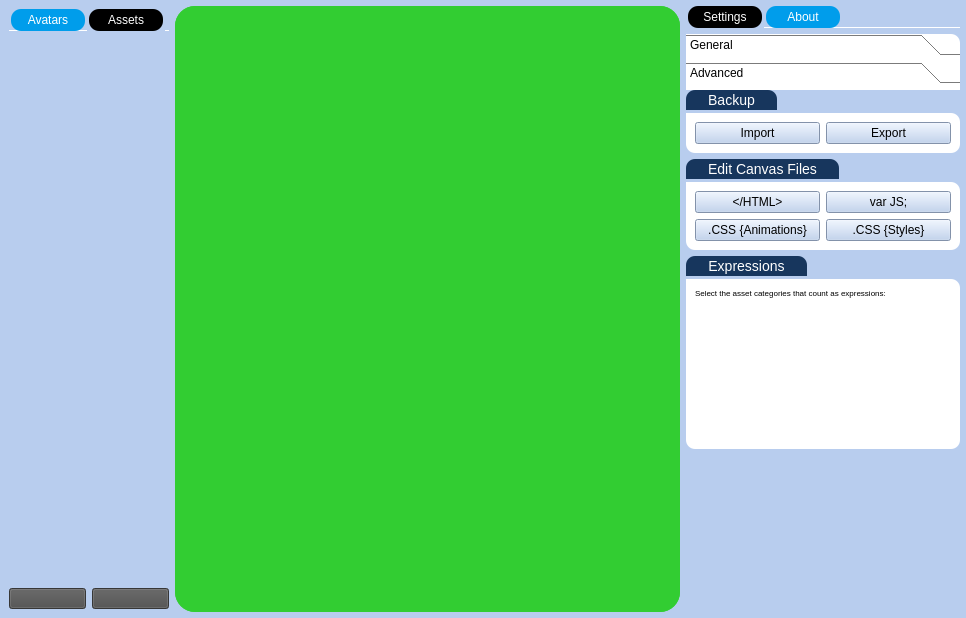
Above: UI/main.ui from Gemmstone/PyNGtuber before the change. Below: the same form after it.
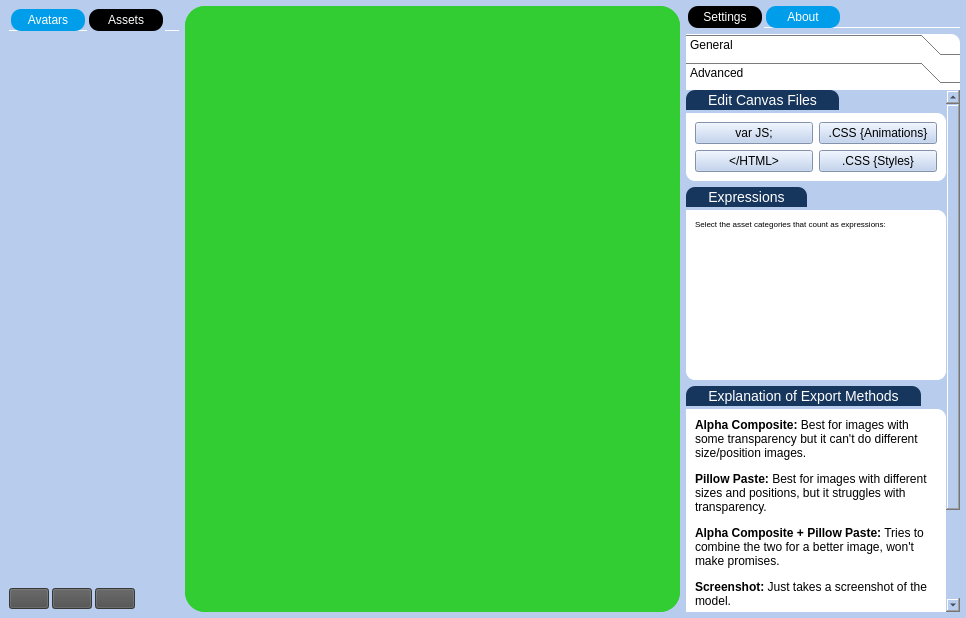
That is the form after the change. The open tabs and pages were chosen to show the change. Icons and pictures are not drawn.

What changed in the file:
```diff
--- a/UI/main.ui
+++ b/UI/main.ui
@@ -681,6 +681,9 @@
               </item>
               <item>
                <layout class="QHBoxLayout" name="horizontalLayout_13">
+                <property name="spacing">
+                 <number>3</number>
+                </property>
                 <property name="topMargin">
                  <number>0</number>
                 </property>
@@ -702,7 +705,7 @@
                    <cursorShape>PointingHandCursor</cursorShape>
                   </property>
                   <property name="toolTip">
-                   <string>Will ask you for file path</string>
+                   <string>Open Assets Folder</string>
                   </property>
                   <property name="statusTip">
                    <string/>
@@ -711,7 +714,12 @@
                    <string/>
                   </property>
                   <property name="styleSheet">
-                   <string notr="true">background-color: rgb(77, 77, 77);</string>
+                   <string notr="true">*{
+background-color: rgb(77, 77, 77);
+}
+* QToolTip {
+	background-color: pink;
+}</string>
                   </property>
                   <property name="text">
                    <string/>
@@ -746,7 +754,7 @@
                    <cursorShape>PointingHandCursor</cursorShape>
                   </property>
                   <property name="toolTip">
-                   <string>Will ask you for file path</string>
+                   <string>Create new asset category</string>
                   </property>
                   <property name="statusTip">
                    <string/>
@@ -755,7 +763,12 @@
                    <string/>
                   </property>
                   <property name="styleSheet">
-                   <string notr="true">background-color: rgb(77, 77, 77);</string>
+                   <string notr="true">*{
+background-color: rgb(77, 77, 77);
+}
+* QToolTip {
+	background-color: pink;
+}</string>
                   </property>
                   <property name="text">
                    <string/>
@@ -772,6 +785,68 @@
                   </property>
                  </widget>
                 </item>
+                <item>
+                 <widget class="QPushButton" name="createCategory_2">
+                  <property name="sizePolicy">
+                   <sizepolicy hsizetype="Preferred" vsizetype="Fixed">
+                    <horstretch>0</horstretch>
+                    <verstretch>0</verstretch>
+                   </sizepolicy>
+                  </property>
+                  <property name="maximumSize">
+                   <size>
+                    <width>16777215</width>
+                    <height>21</height>
+                   </size>
+                  </property>
+                  <property name="cursor">
+                   <cursorShape>PointingHandCursor</cursorShape>
+                  </property>
+                  <property name="toolTip">
+                   <string>Deselect all assets</string>
+                  </property>
+                  <property name="statusTip">
+                   <string/>
+                  </property>
+                  <property name="whatsThis">
+                   <string/>
+                  </property>
+                  <property name="styleSheet">
+                   <string notr="true">*{
+background-color: rgb(77, 77, 77);
+}
+* QToolTip {
+	background-color: pink;
+}</string>
+                  </property>
+                  <property name="text">
+                   <string/>
+                  </property>
+                  <property name="icon">
+                   <iconset>
+                    <normaloff>../Icons/close-mobile-ui-svgrepo-com.svg</normaloff>../Icons/close-mobile-ui-svgrepo-com.svg</iconset>
+                  </property>
+                  <property name="iconSize">
+                   <size>
+                    <width>25</width>
+                    <height>20</height>
+                   </size>
+                  </property>
+                 </widget>
+                </item>
+                <item>
+                 <spacer name="horizontalSpacer">
+                  <property name="orientation">
+                   <enum>Qt::Horizontal</enum>
+                  </property>
+                  <property name="sizeHint" stdset="0">
+                   <size>
+                    <width>40</width>
+                    <height>20</height>
+                   </size>
+                  </property>
+                 </spacer>
+                </item>
                </layout>
               </item>
              </layout>
@@ -1328,7 +1403,7 @@
                            <x>0</x>
                            <y>0</y>
                            <width>274</width>
-                           <height>523</height>
+                           <height>503</height>
                           </rect>
                          </property>
                          <layout class="QVBoxLayout" name="verticalLayout_20">
@@ -1614,89 +1689,12 @@
                                   </property>
                                  </widget>
                                 </item>
-                                <item row="1" column="0" colspan="2">
-                                 <widget class="QLabel" name="label_5">
-                                  <property name="sizePolicy">
-                                   <sizepolicy hsizetype="Preferred" vsizetype="Preferred">
-                                    <horstretch>0</horstretch>
-                                    <verstretch>0</verstretch>
-                                   </sizepolicy>
-                                  </property>
-                                  <property name="toolTip">
-                                   <string>Alpha Composite: Best for images with some transparency but it can't do different size images.
-Pillow Paste: Best for images with different sizes and positions, but it struggles with transparency.
-Alpha Composite + Pillow Paste: Tries to combine the two for a better image, won't make promises.
-Screenshot: Just takes a screenshot of the model.
-Screenshot + Chroma Key: Just takes a screenshot of the model and tries to remove the background.</string>
-                                  </property>
-                                  <property name="whatsThis">
-                                   <string>&lt;html&gt;&lt;head/&gt;&lt;body&gt;&lt;p&gt;&lt;span style=&quot; font-weight:600;&quot;&gt;Alpha Composite:&lt;/span&gt; Best for images with some transparency but it can't do different size images.&lt;/p&gt;&lt;p&gt;&lt;span style=&quot; font-weight:600;&quot;&gt;Pillow Paste:&lt;/span&gt; Best for images with different sizes and positions, but it struggles with transparency.&lt;/p&gt;&lt;p&gt;&lt;span style=&quot; font-weight:600;&quot;&gt;Alpha Composite + Pillow Paste:&lt;/span&gt; Tries to combine the two for a better image, won't make promises.&lt;/p&gt;&lt;p&gt;&lt;span style=&quot; font-weight:600;&quot;&gt;Screenshot:&lt;/span&gt; Just takes a screenshot of the model.&lt;/p&gt;&lt;p&gt;&lt;span style=&quot; font-weight:600;&quot;&gt;Screenshot + Chroma Key:&lt;/span&gt; Just takes a screenshot of the model and tries to remove the background.&lt;/p&gt;&lt;/body&gt;&lt;/html&gt;</string>
-                                  </property>
-                                  <property name="styleSheet">
-                                   <string notr="true">font-size: 12px</string>
-                                  </property>
-                                  <property name="text">
-                                   <string>&lt;html&gt;&lt;head/&gt;&lt;body&gt;&lt;p&gt;&lt;span style=&quot; font-weight:600;&quot;&gt;Alpha Composite:&lt;/span&gt; Best for images with some transparency but it can't do different size images.&lt;/p&gt;&lt;p&gt;&lt;span style=&quot; font-weight:600;&quot;&gt;Pillow Paste:&lt;/span&gt; Best for images with different sizes and positions, but it struggles with transparency.&lt;/p&gt;&lt;p&gt;&lt;span style=&quot; font-weight:600;&quot;&gt;Alpha Composite + Pillow Paste:&lt;/span&gt; Tries to combine the two for a better image, won't make promises.&lt;/p&gt;&lt;p&gt;&lt;span style=&quot; font-weight:600;&quot;&gt;Screenshot:&lt;/span&gt; Just takes a screenshot of the model.&lt;/p&gt;&lt;p&gt;&lt;span style=&quot; font-weight:600;&quot;&gt;Screenshot + Chroma Key:&lt;/span&gt; Just takes a screenshot of the model and tries to remove the background.&lt;/p&gt;&lt;/body&gt;&lt;/html&gt;</string>
-                                  </property>
-                                  <property name="wordWrap">
-                                   <bool>true</bool>
-                                  </property>
-                                 </widget>
-                                </item>
                                </layout>
                               </widget>
                              </item>
                             </layout>
                            </widget>
                           </item>
-                          <item>
-                           <spacer name="verticalSpacer">
-                            <property name="orientation">
-                             <enum>Qt::Vertical</enum>
-                            </property>
-                            <property name="sizeHint" stdset="0">
-                             <size>
-                              <width>20</width>
-                              <height>40</height>
-                             </size>
-                            </property>
-                           </spacer>
-                          </item>
-                         </layout>
-                        </widget>
-                       </widget>
-                      </item>
-                     </layout>
-                    </widget>
-                    <widget class="QWidget" name="toolBox_3Page2">
-                     <property name="geometry">
-                      <rect>
-                       <x>0</x>
-                       <y>0</y>
-                       <width>274</width>
-                       <height>503</height>
-                      </rect>
-                     </property>
-                     <attribute name="icon">
-                      <iconset>
-                       <normaloff>../Icons/mobile-setting-ui-svgrepo-com.svg</normaloff>../Icons/mobile-setting-ui-svgrepo-com.svg</iconset>
-                     </attribute>
-                     <attribute name="label">
-                      <string>Advanced</string>
-                     </attribute>
-                     <layout class="QVBoxLayout" name="verticalLayout_28">
-                      <property name="leftMargin">
-                       <number>0</number>
-                      </property>
-                      <property name="topMargin">
-                       <number>0</number>
-                      </property>
-                      <property name="rightMargin">
-                       <number>0</number>
-                      </property>
-                      <property name="bottomMargin">
-                       <number>0</number>
-                      </property>
                       <item>
                        <widget class="QGroupBox" name="groupBox_14">
                         <property name="styleSheet">
@@ -1818,6 +1816,54 @@
                        </widget>
                       </item>
                       <item>
+                           <spacer name="verticalSpacer">
+                            <property name="orientation">
+                             <enum>Qt::Vertical</enum>
+                            </property>
+                            <property name="sizeHint" stdset="0">
+                             <size>
+                              <width>20</width>
+                              <height>40</height>
+                             </size>
+                            </property>
+                           </spacer>
+                          </item>
+                         </layout>
+                        </widget>
+                       </widget>
+                      </item>
+                     </layout>
+                    </widget>
+                    <widget class="QWidget" name="toolBox_3Page2">
+                     <property name="geometry">
+                      <rect>
+                       <x>0</x>
+                       <y>0</y>
+                       <width>274</width>
+                       <height>503</height>
+                      </rect>
+                     </property>
+                     <attribute name="icon">
+                      <iconset>
+                       <normaloff>../Icons/mobile-setting-ui-svgrepo-com.svg</normaloff>../Icons/mobile-setting-ui-svgrepo-com.svg</iconset>
+                     </attribute>
+                     <attribute name="label">
+                      <string>Advanced</string>
+                     </attribute>
+                     <layout class="QVBoxLayout" name="verticalLayout_28">
+                      <property name="leftMargin">
+                       <number>0</number>
+                      </property>
+                      <property name="topMargin">
+                       <number>0</number>
+                      </property>
+                      <property name="rightMargin">
+                       <number>0</number>
+                      </property>
+                      <property name="bottomMargin">
+                       <number>0</number>
+                      </property>
+                      <item>
                        <widget class="QScrollArea" name="scrollArea_7">
                         <property name="styleSheet">
                          <string notr="true">QGroupBox {
@@ -1873,8 +1919,8 @@
                           <rect>
                            <x>0</x>
                            <y>0</y>
-                           <width>274</width>
-                           <height>421</height>
+                           <width>253</width>
+                           <height>676</height>
                           </rect>
                          </property>
                          <layout class="QVBoxLayout" name="verticalLayout_34">
@@ -1944,7 +1990,7 @@
                                 <enum>QFrame::Raised</enum>
                                </property>
                                <layout class="QGridLayout" name="gridLayout_2">
-                                <item row="0" column="0">
+                                <item row="1" column="0">
                                  <widget class="QPushButton" name="pushButton_6">
                                   <property name="sizePolicy">
                                    <sizepolicy hsizetype="Preferred" vsizetype="Fixed">
@@ -1964,9 +2010,18 @@
                                     <height>16</height>
                                    </size>
                                   </property>
+                                  <property name="checkable">
+                                   <bool>true</bool>
+                                  </property>
+                                  <property name="checked">
+                                   <bool>false</bool>
+                                  </property>
+                                  <property name="autoExclusive">
+                                   <bool>false</bool>
+                                  </property>
                                  </widget>
                                 </item>
-                                <item row="0" column="1">
+                                <item row="0" column="0">
                                  <widget class="QPushButton" name="pushButton_7">
                                   <property name="sizePolicy">
                                    <sizepolicy hsizetype="Preferred" vsizetype="Fixed">
@@ -1992,6 +2047,52 @@
                                     <height>16</height>
                                    </size>
                                   </property>
+                                  <property name="checkable">
+                                   <bool>true</bool>
+                                  </property>
+                                  <property name="checked">
+                                   <bool>false</bool>
+                                  </property>
+                                  <property name="autoExclusive">
+                                   <bool>false</bool>
+                                  </property>
+                                 </widget>
+                                </item>
+                                <item row="0" column="1">
+                                 <widget class="QPushButton" name="pushButton_3">
+                                  <property name="sizePolicy">
+                                   <sizepolicy hsizetype="Preferred" vsizetype="Fixed">
+                                    <horstretch>0</horstretch>
+                                    <verstretch>0</verstretch>
+                                   </sizepolicy>
+                                  </property>
+                                  <property name="maximumSize">
+                                   <size>
+                                    <width>16777215</width>
+                                    <height>16777215</height>
+                                   </size>
+                                  </property>
+                                  <property name="cursor">
+                                   <cursorShape>PointingHandCursor</cursorShape>
+                                  </property>
+                                  <property name="text">
+                                   <string>.CSS {Animations}</string>
+                                  </property>
+                                  <property name="iconSize">
+                                   <size>
+                                    <width>16</width>
+                                    <height>16</height>
+                                   </size>
+                                  </property>
+                                  <property name="checkable">
+                                   <bool>true</bool>
+                                  </property>
+                                  <property name="checked">
+                                   <bool>false</bool>
+                                  </property>
+                                  <property name="autoExclusive">
+                                   <bool>false</bool>
+                                  </property>
                                  </widget>
                                 </item>
                                 <item row="1" column="1">
@@ -2020,33 +2121,14 @@
                                     <height>16</height>
                                    </size>
                                   </property>
-                                 </widget>
-                                </item>
-                                <item row="1" column="0">
-                                 <widget class="QPushButton" name="pushButton_3">
-                                  <property name="sizePolicy">
-                                   <sizepolicy hsizetype="Preferred" vsizetype="Fixed">
-                                    <horstretch>0</horstretch>
-                                    <verstretch>0</verstretch>
-                                   </sizepolicy>
+                                  <property name="checkable">
+                                   <bool>true</bool>
                                   </property>
-                                  <property name="maximumSize">
-                                   <size>
-                                    <width>16777215</width>
-                                    <height>16777215</height>
-                                   </size>
+                                  <property name="checked">
+                                   <bool>false</bool>
                                   </property>
-                                  <property name="cursor">
-                                   <cursorShape>PointingHandCursor</cursorShape>
-                                  </property>
-                                  <property name="text">
-                                   <string>.CSS {Animations}</string>
-                                  </property>
-                                  <property name="iconSize">
-                                   <size>
-                                    <width>16</width>
-                                    <height>16</height>
-                                   </size>
+                                  <property name="autoExclusive">
+                                   <bool>false</bool>
                                   </property>
                                  </widget>
                                 </item>
@@ -2160,7 +2242,7 @@
                                     <rect>
                                      <x>0</x>
                                      <y>0</y>
-                                     <width>262</width>
+                                     <width>241</width>
                                      <height>136</height>
                                     </rect>
                                    </property>
@@ -2173,6 +2255,97 @@
                             </layout>
                            </widget>
                           </item>
+                          <item>
+                           <widget class="QGroupBox" name="groupBox_15">
+                            <property name="styleSheet">
+                             <string notr="true">*{
+	color: black;
+}
+
+QGroupBox {
+border-color: #FF17365D;
+font-size: 14px;
+border-radius: 15px;
+}
+
+QGroupBox::title {
+border-top-left-radius: 9px;
+border-top-right-radius: 9px;
+padding: 2px 20px;
+background-color: #FF17365D;
+color: rgb(255, 255, 255);
+}
+
+QFrame{
+	border-top-right-radius: 9px;
+	border-bottom-right-radius: 9px;
+	border-bottom-left-radius: 9px;
+	background-color: rgb(255, 255, 255);
+}</string>
+                            </property>
+                            <property name="title">
+                             <string>Explanation of Export Methods</string>
+                            </property>
+                            <layout class="QVBoxLayout" name="verticalLayout_38">
+                             <property name="leftMargin">
+                              <number>0</number>
+                             </property>
+                             <property name="topMargin">
+                              <number>23</number>
+                             </property>
+                             <property name="rightMargin">
+                              <number>0</number>
+                             </property>
+                             <property name="bottomMargin">
+                              <number>0</number>
+                             </property>
+                             <item>
+                              <widget class="QFrame" name="audioFrame_5">
+                               <property name="styleSheet">
+                                <string notr="true"/>
+                               </property>
+                               <property name="frameShape">
+                                <enum>QFrame::StyledPanel</enum>
+                               </property>
+                               <property name="frameShadow">
+                                <enum>QFrame::Raised</enum>
+                               </property>
+                               <layout class="QHBoxLayout" name="horizontalLayout_9">
+                                <item>
+                                 <widget class="QLabel" name="label_5">
+                                  <property name="sizePolicy">
+                                   <sizepolicy hsizetype="Preferred" vsizetype="Preferred">
+                                    <horstretch>0</horstretch>
+                                    <verstretch>0</verstretch>
+                                   </sizepolicy>
+                                  </property>
+                                  <property name="toolTip">
+                                   <string>Alpha Composite: Best for images with some transparency but it can't do different size images.
+Pillow Paste: Best for images with different sizes and positions, but it struggles with transparency.
+Alpha Composite + Pillow Paste: Tries to combine the two for a better image, won't make promises.
+Screenshot: Just takes a screenshot of the model.
+Screenshot + Chroma Key: Just takes a screenshot of the model and tries to remove the background.</string>
+                                  </property>
+                                  <property name="whatsThis">
+                                   <string>&lt;html&gt;&lt;head/&gt;&lt;body&gt;&lt;p&gt;&lt;span style=&quot; font-weight:600;&quot;&gt;Alpha Composite:&lt;/span&gt; Best for images with some transparency but it can't do different size images.&lt;/p&gt;&lt;p&gt;&lt;span style=&quot; font-weight:600;&quot;&gt;Pillow Paste:&lt;/span&gt; Best for images with different sizes and positions, but it struggles with transparency.&lt;/p&gt;&lt;p&gt;&lt;span style=&quot; font-weight:600;&quot;&gt;Alpha Composite + Pillow Paste:&lt;/span&gt; Tries to combine the two for a better image, won't make promises.&lt;/p&gt;&lt;p&gt;&lt;span style=&quot; font-weight:600;&quot;&gt;Screenshot:&lt;/span&gt; Just takes a screenshot of the model.&lt;/p&gt;&lt;p&gt;&lt;span style=&quot; font-weight:600;&quot;&gt;Screenshot + Chroma Key:&lt;/span&gt; Just takes a screenshot of the model and tries to remove the background.&lt;/p&gt;&lt;/body&gt;&lt;/html&gt;</string>
+                                  </property>
+                                  <property name="styleSheet">
+                                   <string notr="true">font-size: 12px</string>
+                                  </property>
+                                  <property name="text">
+                                   <string>&lt;html&gt;&lt;head/&gt;&lt;body&gt;&lt;p&gt;&lt;span style=&quot; font-weight:600;&quot;&gt;Alpha Composite:&lt;/span&gt; Best for images with some transparency but it can't do different size/position images.&lt;/p&gt;&lt;p&gt;&lt;span style=&quot; font-weight:600;&quot;&gt;Pillow Paste:&lt;/span&gt; Best for images with different sizes and positions, but it struggles with transparency.&lt;/p&gt;&lt;p&gt;&lt;span style=&quot; font-weight:600;&quot;&gt;Alpha Composite + Pillow Paste:&lt;/span&gt; Tries to combine the two for a better image, won't make promises.&lt;/p&gt;&lt;p&gt;&lt;span style=&quot; font-weight:600;&quot;&gt;Screenshot:&lt;/span&gt; Just takes a screenshot of the model.&lt;/p&gt;&lt;p&gt;&lt;span style=&quot; font-weight:600;&quot;&gt;Screenshot + Chroma Key:&lt;/span&gt; Takes a screenshot of the model and tries to remove the background keying the selected bacground color.&lt;/p&gt;&lt;/body&gt;&lt;/html&gt;</string>
+                                  </property>
+                                  <property name="wordWrap">
+                                   <bool>true</bool>
+                                  </property>
+                                 </widget>
+                                </item>
+                               </layout>
+                              </widget>
+                             </item>
+                            </layout>
+                           </widget>
+                          </item>
                           <item>
                            <spacer name="verticalSpacer_3">
                             <property name="orientation">
```
Lines whose indentation alone changed are shown as unchanged.
